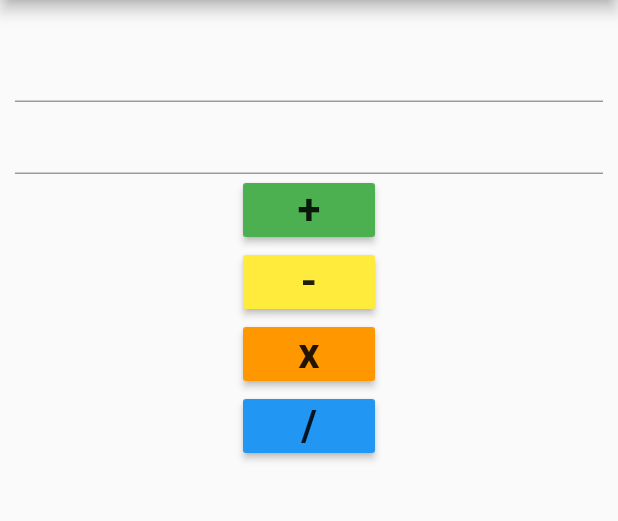
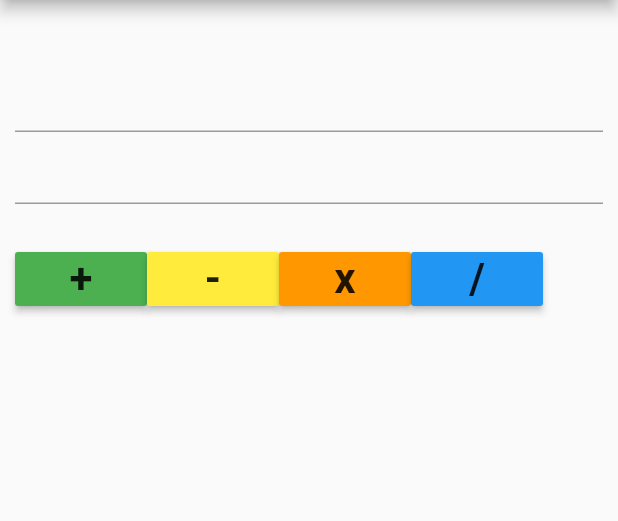
Before and after one commit to MilanPokharna/firstflutterapp, a Flutter app: the screen it shows after launch, on a phone screen of 412 x 824 dp, the part 84-605 px from its top. Run offline on Flutter 3.47's test engine with Material 2 defaults, Android fonts, the phone set to English and light mode, and no system bars.

Commit message:
new Commit

```diff
--- a/lib/main.dart
+++ b/lib/main.dart
@@ -89,7 +89,7 @@ class _myAppState extends State<myApp> {
         child: new Center(
           child: new Column(
             children: <Widget>[
-              new Padding(padding: const EdgeInsets.only(top: 10.0)),
+              new Padding(padding: const EdgeInsets.only(top: 30.0)),
               new TextField(
                 keyboardType: TextInputType.numberWithOptions(),
                 onChanged: (String value){onChanged1(value);},
@@ -100,6 +100,9 @@ class _myAppState extends State<myApp> {
                 onChanged: (String value){onChanged2(value);},
                 controller: controller2,
               ),
+              new Row(
+                children: <Widget>[
+                  new Padding(padding: const EdgeInsets.only(top: 100.0)),
                   new RaisedButton(
                       child: new Text("+",style: TextStyle(fontSize: 28.0,fontWeight: FontWeight.bold),),
                       color: Colors.green,
@@ -124,6 +127,8 @@ class _myAppState extends State<myApp> {
                       onPressed: (){
                         div();
                       }),
+              ]
+              ),
               new Text(
                 "$_text",
                 style:TextStyle(color: Colors.red,fontSize: 50.0,fontWeight:FontWeight.bold) ,
```
Lines whose indentation alone changed are shown as unchanged.
